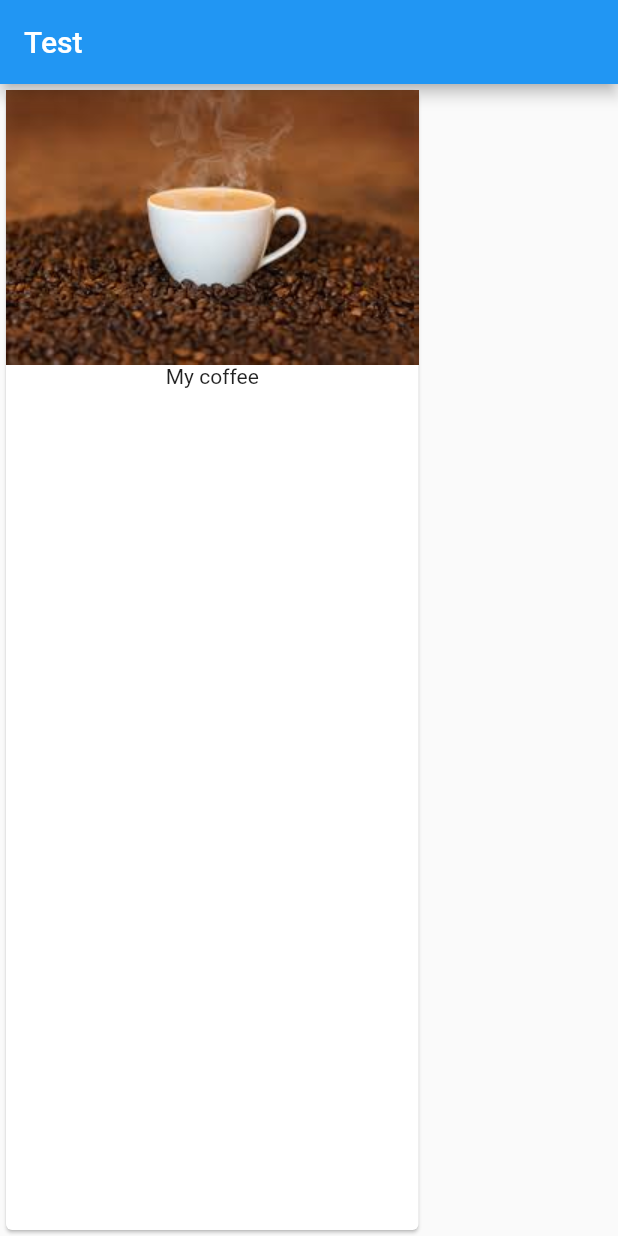
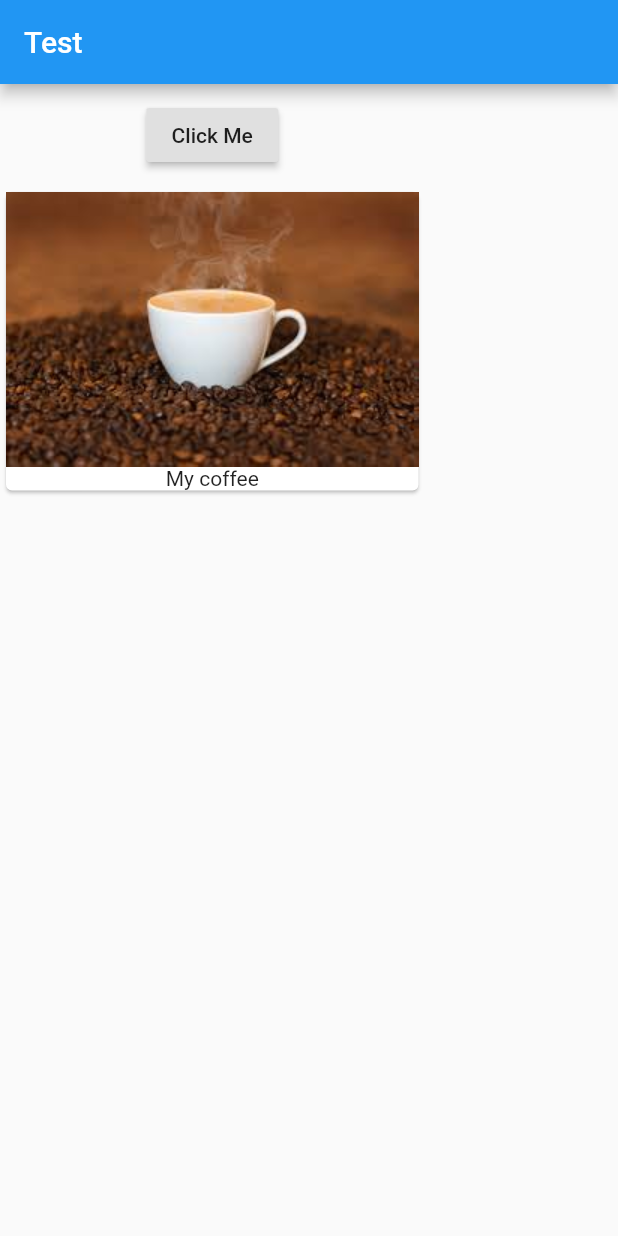
Before and after one commit to csiva2010/flutter_course, a Flutter app: the screen it shows after launch, on a phone screen of 412 x 824 dp. Run offline on Flutter 3.47's test engine with Material 2 defaults, Android fonts, the phone set to English and light mode, and no system bars.

Commit message:
Working button

```diff
--- a/lib/main.dart
+++ b/lib/main.dart
@@ -11,10 +11,22 @@ class MyApp extends StatelessWidget {
           appBar: AppBar(
             title: Text('Test'),
             ),
-            body: Card(child: Column(children: <Widget>[
+            body: Column(
+              children: [
+                Container(
+                  margin: EdgeInsets.all(10.0),
+                  child: RaisedButton(
+                  onPressed: (){
+                  },
+                  child: Text('Click Me'),
+              ))
+               ,
+              Card(child: Column(children: <Widget>[
               Image.asset('assets/coffee.jpeg'),
               Text('My coffee')
             ],),),
+            ]
+            ),
           ),
         );
     }
```
